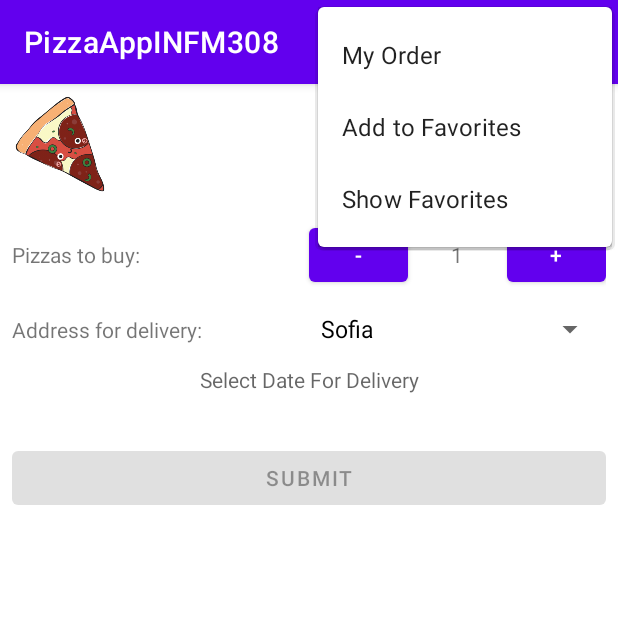
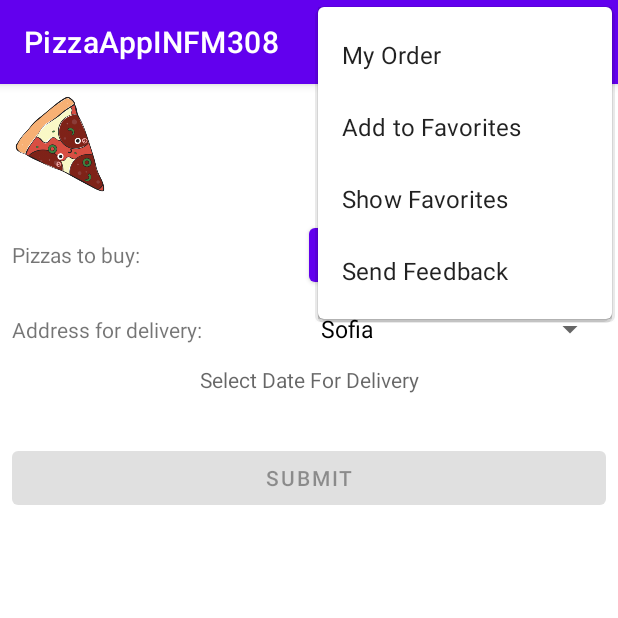
Before and after one commit to aleksgeyman/pizza-app, an Android app: the PizzaOrderActivity screen opened directly, with no data from a screen before it, with the options menu open, on a phone screen of 412 x 824 dp, the top half of it. Run offline under Robolectric (Android 15) with nearby library versions, the phone set to English and light mode, and no system bars.

Commit message:
Moved logic to send email

```diff
--- a/app/src/main/res/menu/main_menu.xml
+++ b/app/src/main/res/menu/main_menu.xml
@@ -14,5 +14,9 @@
         android:id="@+id/menu_show_fav"
         android:title="@string/menu_show_favorites"
         app:showAsAction="never" />
+    <item
+        android:id="@+id/menu_send_feedback"
+        android:title="@string/menu_send_feedback"
+        app:showAsAction="never" />
 
 </menu>
--- a/app/src/main/res/values/strings.xml
+++ b/app/src/main/res/values/strings.xml
@@ -13,6 +13,7 @@
     <string name="menu_my_order">My Order</string>
     <string name="menu_add_to_favorites">Add to Favorites</string>
     <string name="menu_show_favorites">Show Favorites</string>
+    <string name="menu_send_feedback">Send Feedback</string>
     <string-array name="cities_array">
         <item>Sofia</item>
         <item>Plovdiv</item>
```
Also changed, not shown: app/src/main/java/com/example/f102258/fragments/OrderInformationFragment.kt (+0 -29 lines), app/src/main/java/com/example/f102258/helpers/PizzaOrderHelper.kt (added, +18 -0 lines), app/src/main/java/com/example/f102258/pizzaOrder/PizzaOrderActivity.kt (+12 -5 lines).
